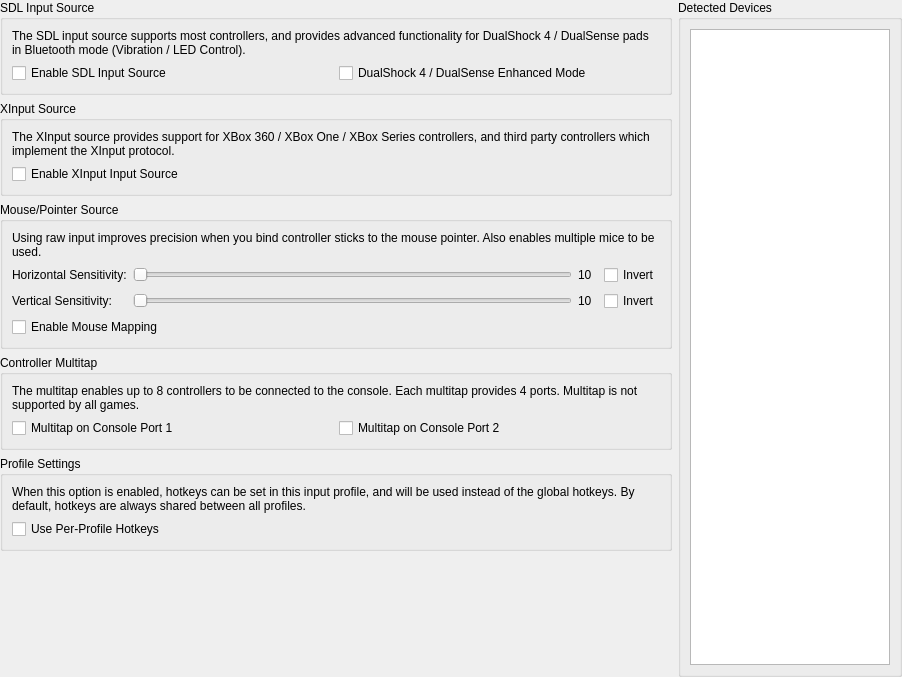
Before: the Qt Designer form pcsx2-qt/Settings/ControllerGlobalSettingsWidget.ui in 0xR1cky/ARMSX2, drawn with Qt 5.
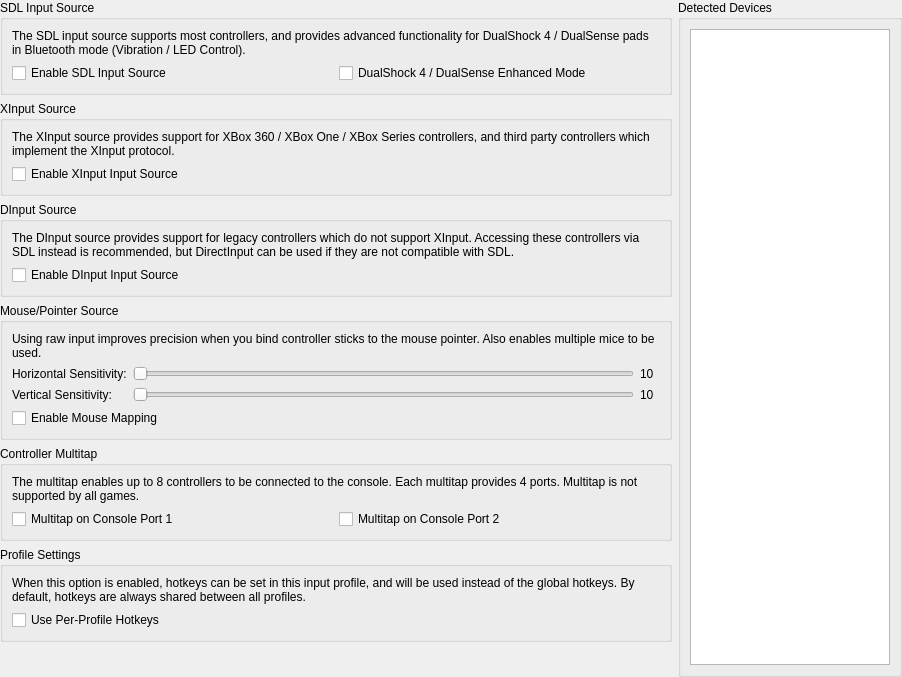
After: the same form once the commit is applied.

Diff of the .ui file:
```diff
--- a/pcsx2-qt/Settings/ControllerGlobalSettingsWidget.ui
+++ b/pcsx2-qt/Settings/ControllerGlobalSettingsWidget.ui
@@ -88,147 +88,70 @@
    <item row="2" column="0">
     <widget class="QGroupBox" name="groupBox_5">
      <property name="title">
-      <string>Mouse/Pointer Source</string>
+      <string>DInput Source</string>
      </property>
      <layout class="QGridLayout" name="gridLayout_6">
-      <item row="1" column="2">
-       <widget class="QLabel" name="pointerXScaleLabel">
-        <property name="sizePolicy">
-         <sizepolicy hsizetype="Minimum" vsizetype="Preferred">
-          <horstretch>0</horstretch>
-          <verstretch>0</verstretch>
-         </sizepolicy>
-        </property>
-        <property name="minimumSize">
-         <size>
-          <width>20</width>
-          <height>0</height>
-         </size>
-        </property>
+      <item row="0" column="0">
+       <widget class="QLabel" name="label_9">
         <property name="text">
-         <string>10</string>
+         <string>The DInput source provides support for legacy controllers which do not support XInput. Accessing these controllers via SDL instead is recommended, but DirectInput can be used if they are not compatible with SDL.</string>
         </property>
-       </widget>
-      </item>
-      <item row="1" column="1">
-       <widget class="QSlider" name="pointerXScale">
-        <property name="sizePolicy">
-         <sizepolicy hsizetype="Expanding" vsizetype="Fixed">
-          <horstretch>0</horstretch>
-          <verstretch>0</verstretch>
-         </sizepolicy>
+        <property name="wordWrap">
+         <bool>true</bool>
         </property>
-        <property name="minimumSize">
-         <size>
-          <width>150</width>
-          <height>0</height>
-         </size>
-        </property>
-        <property name="minimum">
-         <number>1</number>
-        </property>
-        <property name="maximum">
-         <number>30</number>
-        </property>
-        <property name="orientation">
-         <enum>Qt::Horizontal</enum>
-        </property>
        </widget>
       </item>
-      <item row="2" column="3">
-       <widget class="QCheckBox" name="pointerYInvert">
+      <item row="1" column="0">
+       <widget class="QCheckBox" name="enableDInputSource">
         <property name="text">
-         <string>Invert</string>
+         <string>Enable DInput Input Source</string>
         </property>
        </widget>
       </item>
-      <item row="2" column="1">
-       <widget class="QSlider" name="pointerYScale">
-        <property name="sizePolicy">
-         <sizepolicy hsizetype="Expanding" vsizetype="Fixed">
-          <horstretch>0</horstretch>
-          <verstretch>0</verstretch>
-         </sizepolicy>
-        </property>
-        <property name="minimumSize">
-         <size>
-          <width>150</width>
-          <height>0</height>
-         </size>
-        </property>
-        <property name="minimum">
-         <number>1</number>
-        </property>
-        <property name="maximum">
-         <number>30</number>
-        </property>
-        <property name="orientation">
-         <enum>Qt::Horizontal</enum>
-        </property>
-       </widget>
-      </item>
-      <item row="2" column="2">
-       <widget class="QLabel" name="pointerYScaleLabel">
-        <property name="sizePolicy">
-         <sizepolicy hsizetype="Minimum" vsizetype="Preferred">
-          <horstretch>0</horstretch>
-          <verstretch>0</verstretch>
-         </sizepolicy>
-        </property>
-        <property name="minimumSize">
+     </layout>
+    </widget>
+   </item>
+   <item row="6" column="0">
+    <spacer name="verticalSpacer">
+     <property name="orientation">
+      <enum>Qt::Vertical</enum>
+     </property>
+     <property name="sizeHint" stdset="0">
          <size>
           <width>20</width>
-          <height>0</height>
-         </size>
-        </property>
-        <property name="text">
-         <string>10</string>
-        </property>
-       </widget>
-      </item>
-      <item row="1" column="3">
-       <widget class="QCheckBox" name="pointerXInvert">
-        <property name="text">
-         <string>Invert</string>
-        </property>
-       </widget>
-      </item>
-      <item row="0" column="0" colspan="4">
-       <widget class="QLabel" name="label_7">
+       <height>45</height>
+      </size>
+     </property>
+    </spacer>
+   </item>
+   <item row="5" column="0">
+    <widget class="QGroupBox" name="profileSettings">
+     <property name="title">
+      <string>Profile Settings</string>
+     </property>
+     <layout class="QGridLayout" name="gridLayout_5">
+      <item row="0" column="0">
+       <widget class="QLabel" name="label_4">
         <property name="text">
-         <string>Using raw input improves precision when you bind controller sticks to the mouse pointer. Also enables multiple mice to be used.</string>
+         <string>When this option is enabled, hotkeys can be set in this input profile, and will be used instead of the global hotkeys. By default, hotkeys are always shared between all profiles.</string>
         </property>
         <property name="wordWrap">
          <bool>true</bool>
         </property>
        </widget>
       </item>
-      <item row="2" column="0">
-       <widget class="QLabel" name="label_6">
-        <property name="text">
-         <string>Vertical Sensitivity:</string>
-        </property>
-       </widget>
-      </item>
       <item row="1" column="0">
-       <widget class="QLabel" name="label_5">
+       <widget class="QCheckBox" name="useProfileHotkeyBindings">
         <property name="text">
-         <string>Horizontal Sensitivity:</string>
+         <string>Use Per-Profile Hotkeys</string>
         </property>
        </widget>
       </item>
-      <item row="3" column="0" colspan="4">
-       <widget class="QCheckBox" name="enableMouseMapping">
-        <property name="text">
-         <string>Enable Mouse Mapping</string>
-        </property>
-       </widget>
-      </item>
      </layout>
     </widget>
    </item>
-   <item row="3" column="0">
-    <widget class="QGroupBox" name="groupBox_4">
+   <item row="4" column="0">
+    <widget class="QGroupBox" name="multitapGroup">
      <property name="title">
       <string>Controller Multitap</string>
      </property>
@@ -260,16 +183,16 @@
      </layout>
     </widget>
    </item>
-   <item row="4" column="0">
-    <widget class="QGroupBox" name="profileSettings">
+   <item row="3" column="0">
+    <widget class="QGroupBox" name="mouseGroup">
      <property name="title">
-      <string>Profile Settings</string>
+      <string>Mouse/Pointer Source</string>
      </property>
-     <layout class="QGridLayout" name="gridLayout_5">
-      <item row="0" column="0">
-       <widget class="QLabel" name="label_4">
+     <layout class="QFormLayout" name="formLayout">
+      <item row="0" column="0" colspan="2">
+       <widget class="QLabel" name="label_7">
         <property name="text">
-         <string>When this option is enabled, hotkeys can be set in this input profile, and will be used instead of the global hotkeys. By default, hotkeys are always shared between all profiles.</string>
+         <string>Using raw input improves precision when you bind controller sticks to the mouse pointer. Also enables multiple mice to be used.</string>
         </property>
         <property name="wordWrap">
          <bool>true</bool>
@@ -277,29 +200,130 @@
        </widget>
       </item>
       <item row="1" column="0">
-       <widget class="QCheckBox" name="useProfileHotkeyBindings">
+       <widget class="QLabel" name="label_5">
         <property name="text">
-         <string>Use Per-Profile Hotkeys</string>
+         <string>Horizontal Sensitivity:</string>
         </property>
        </widget>
       </item>
-     </layout>
-    </widget>
-   </item>
-   <item row="5" column="0">
-    <spacer name="verticalSpacer">
+      <item row="1" column="1">
+       <layout class="QHBoxLayout" name="horizontalLayout">
+        <item>
+         <widget class="QSlider" name="pointerXScale">
+          <property name="sizePolicy">
+           <sizepolicy hsizetype="Expanding" vsizetype="Fixed">
+            <horstretch>0</horstretch>
+            <verstretch>0</verstretch>
+           </sizepolicy>
+          </property>
+          <property name="minimumSize">
+           <size>
+            <width>150</width>
+            <height>0</height>
+           </size>
+          </property>
+          <property name="minimum">
+           <number>1</number>
+          </property>
+          <property name="maximum">
+           <number>30</number>
+          </property>
+          <property name="orientation">
+           <enum>Qt::Horizontal</enum>
+          </property>
+         </widget>
+        </item>
+        <item>
+         <widget class="QLabel" name="pointerXScaleLabel">
+          <property name="sizePolicy">
+           <sizepolicy hsizetype="Fixed" vsizetype="Preferred">
+            <horstretch>0</horstretch>
+            <verstretch>0</verstretch>
+           </sizepolicy>
+          </property>
+          <property name="minimumSize">
+           <size>
+            <width>20</width>
+            <height>0</height>
+           </size>
+          </property>
+          <property name="text">
+           <string>10</string>
+          </property>
+         </widget>
+        </item>
+       </layout>
+      </item>
+      <item row="2" column="0">
+       <widget class="QLabel" name="label_6">
+        <property name="text">
+         <string>Vertical Sensitivity:</string>
+        </property>
+       </widget>
+      </item>
+      <item row="2" column="1">
+       <layout class="QHBoxLayout" name="horizontalLayout_2">
+        <item>
+         <widget class="QSlider" name="pointerYScale">
+          <property name="sizePolicy">
+           <sizepolicy hsizetype="Expanding" vsizetype="Fixed">
+            <horstretch>0</horstretch>
+            <verstretch>0</verstretch>
+           </sizepolicy>
+          </property>
+          <property name="minimumSize">
+           <size>
+            <width>150</width>
+            <height>0</height>
+           </size>
+          </property>
+          <property name="minimum">
+           <number>1</number>
+          </property>
+          <property name="maximum">
+           <number>30</number>
+          </property>
      <property name="orientation">
-      <enum>Qt::Vertical</enum>
-     </property>
-     <property name="sizeHint" stdset="0">
+           <enum>Qt::Horizontal</enum>
+          </property>
+         </widget>
+        </item>
+        <item>
+         <widget class="QLabel" name="pointerYScaleLabel">
+          <property name="sizePolicy">
+           <sizepolicy hsizetype="Fixed" vsizetype="Preferred">
+            <horstretch>0</horstretch>
+            <verstretch>0</verstretch>
+           </sizepolicy>
+          </property>
+          <property name="minimumSize">
       <size>
        <width>20</width>
-       <height>45</height>
-      </size>
-     </property>
-    </spacer>
-   </item>
-   <item row="0" column="1" rowspan="6">
+            <height>0</height>
+           </size>
+          </property>
+          <property name="text">
+           <string>10</string>
+          </property>
+         </widget>
+        </item>
+       </layout>
+      </item>
+      <item row="3" column="0" colspan="2">
+       <layout class="QHBoxLayout" name="horizontalLayout_3">
+        <item>
+         <widget class="QCheckBox" name="enableMouseMapping">
+          <property name="text">
+           <string>Enable Mouse Mapping</string>
+          </property>
+         </widget>
+        </item>
+       </layout>
+      </item>
+     </layout>
+    </widget>
+   </item>
+   <item row="0" column="1" rowspan="7">
     <widget class="QGroupBox" name="groupBox_3">
      <property name="title">
       <string>Detected Devices</string>
```
Left out of the diff: 6 changed lines with no effect on the pictures. Lines whose indentation alone changed are shown as unchanged.
